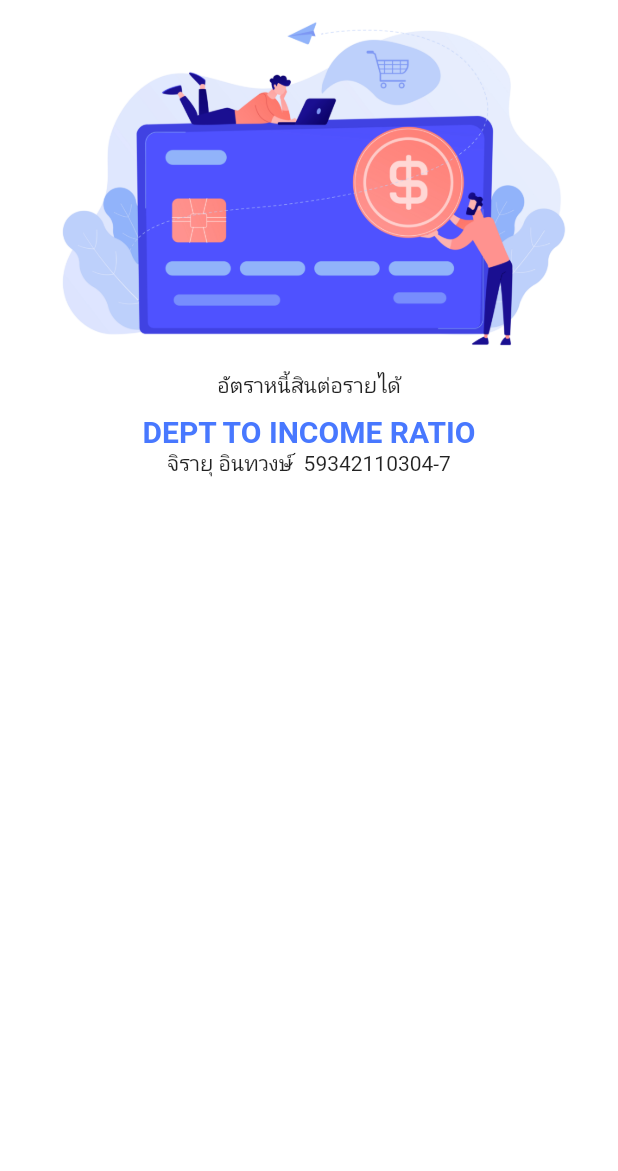
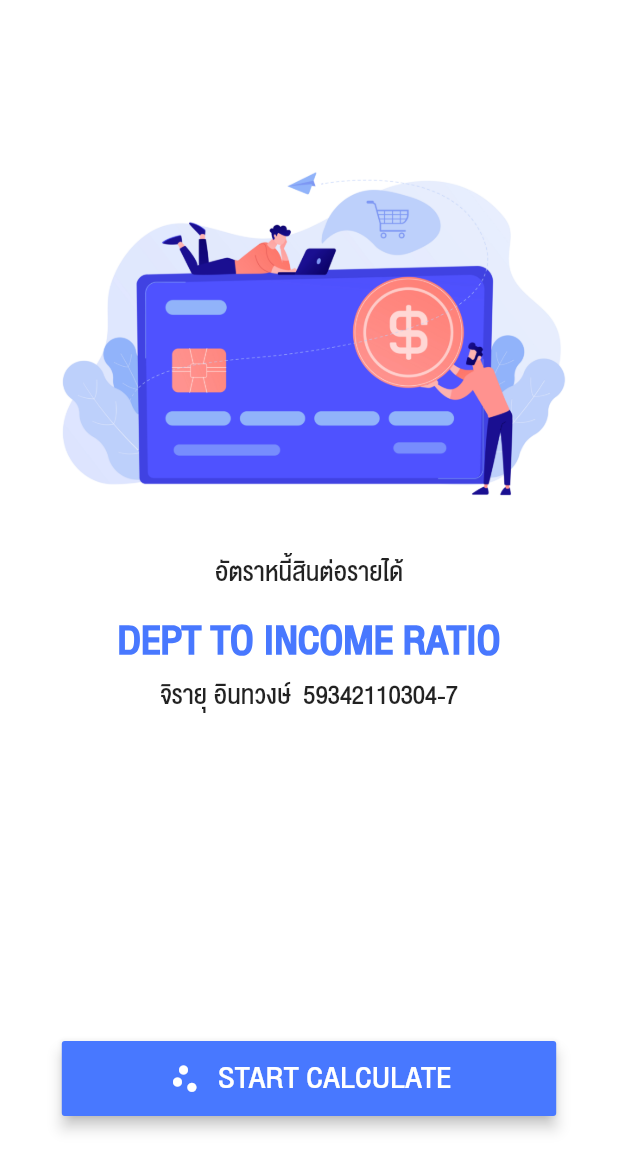
Before and after one commit to daykrm/dtiApp, a Flutter app: the screen it shows after launch, on a phone screen of 412 x 824 dp. Shown: the top 1171 px of the screen. Run offline on Flutter 3.47's test engine with Material 2 defaults, Android fonts, the phone set to English and light mode, and no system bars.

```diff
--- a/lib/constants.dart
+++ b/lib/constants.dart
@@ -1,3 +1,5 @@
 import 'package:flutter/material.dart';
 
 const kPrimaryColor = Color(0xFF4878FF);
+const kPrimaryFontColor = Color(0xFFFFFFFF);
+const kBackgroundColor = Color(0xFFFFFFFF);
--- a/lib/main.dart
+++ b/lib/main.dart
@@ -1,4 +1,6 @@
+import 'package:dtiapp/calculate_screen.dart';
 import 'package:dtiapp/constants.dart';
+import 'package:flutter/cupertino.dart';
 import 'package:flutter/material.dart';
 
 void main() {
@@ -14,30 +16,28 @@ class MyApp extends StatelessWidget {
       debugShowCheckedModeBanner: false,
       theme: ThemeData(
         primarySwatch: Colors.blue,
+        fontFamily: 'DB',
+        primaryColor: kPrimaryColor,
+        textTheme: TextTheme(
+          bodyText2: TextStyle(
+            fontSize: 24
+          ),
+          subtitle1: TextStyle(
+            fontSize: 18
+          )
+        )
       ),
-      home: MyHomePage(title: 'Flutter Demo Home Page'),
+      home: MyHomePage(),
     );
   }
 }
 
 class MyHomePage extends StatefulWidget {
-  MyHomePage({Key key, this.title}) : super(key: key);
-
-  final String title;
-
   @override
   _MyHomePageState createState() => _MyHomePageState();
 }
 
 class _MyHomePageState extends State<MyHomePage> {
-  int _counter = 0;
-
-  void _incrementCounter() {
-    setState(() {
-      _counter++;
-    });
-  }
-
   @override
   Widget build(BuildContext context) {
     Size size = MediaQuery.of(context).size;
@@ -47,26 +47,30 @@ class _MyHomePageState extends State<MyHomePage> {
           width: size.width,
           height: size.height,
           color: Colors.white,
-          child: Column(
-            mainAxisAlignment: MainAxisAlignment.start,
+          child: Stack(
+            alignment: Alignment.topCenter,
             children: <Widget>[
-              Container(width: size.width * 0.9, child: Image.asset('assets/image_credit_dashboard.jpg')),
-              Column(
-                children: [
-                  Text('อัตราหนี้สินต่อรายได้'),
-                  SizedBox(height: 10,),
-                  Text(
-                    'DEPT TO INCOME RATIO',
-                    style: TextStyle(
-                        fontSize: 20,
-                        color: kPrimaryColor,
-                        fontWeight: FontWeight.bold
-                    ),
+              Positioned(top: 100, child: dashboardImage(size)),
+              Positioned(bottom: 80, child: Container(
+                width: size.width * 0.8,
+                height: 50,
+                child: RaisedButton(
+                  color: kPrimaryColor,
+                  elevation: 4,
+                  onPressed: (){
+                    Navigator.push(context, MaterialPageRoute(builder: (context) => CalculateDTI(title: 'คำนวณอัตราหนี้สินต่อรายได้',)));
+                  },
+                  child: Row(
+                    crossAxisAlignment: CrossAxisAlignment.center,
+                    mainAxisSize: MainAxisSize.min,
+                    children: [
+                      Icon(Icons.scatter_plot,color: kPrimaryFontColor,),
+                      SizedBox(width: 10),
+                      Text('START CALCULATE',style: TextStyle(fontSize: 28, color: kPrimaryFontColor),)
+                    ],
                   ),
-                  Text('จิรายุ อินทวงษ์  59342110304-7'),
-                ],
-              ),
-
+                ),
+              ))
             ],
           ),
         ),
@@ -74,4 +78,30 @@ class _MyHomePageState extends State<MyHomePage> {
       // This trailing comma makes auto-formatting nicer for build methods.
     );
   }
+
+  Widget dashboardText() {
+    return Column(
+              children: [
+                Text('อัตราหนี้สินต่อรายได้'),
+                SizedBox(height: 10,),
+                Text(
+                  'DEPT TO INCOME RATIO',
+                  style: TextStyle(
+                      color: kPrimaryColor,
+                      fontSize: 36,
+                      fontWeight: FontWeight.bold
+                  ),
+                ),
+                Text('จิรายุ อินทวงษ์  59342110304-7'),
+              ],
+            );
+  }
+
+  Widget dashboardImage(Size size) => Column(
+    children: [
+      Container(width: size.width * 0.9, child: Image.asset('assets/image_credit_dashboard.jpg')),
+      SizedBox(height: 20),
+      dashboardText()
+    ],
+  );
 }
--- a/pubspec.yaml
+++ b/pubspec.yaml
@@ -63,7 +63,10 @@ flutter:
   # "family" key with the font family name, and a "fonts" key with a
   # list giving the asset and other descriptors for the font. For
   # example:
-  # fonts:
+  fonts:
+    - family: DB
+      fonts:
+        - asset: fonts/Heven.ttf
   #   - family: Schyler
   #     fonts:
   #       - asset: fonts/Schyler-Regular.ttf
```
Also changed, not shown: lib/calculate_screen.dart (added, +172 -0 lines), fonts/Heven.ttf (added).
